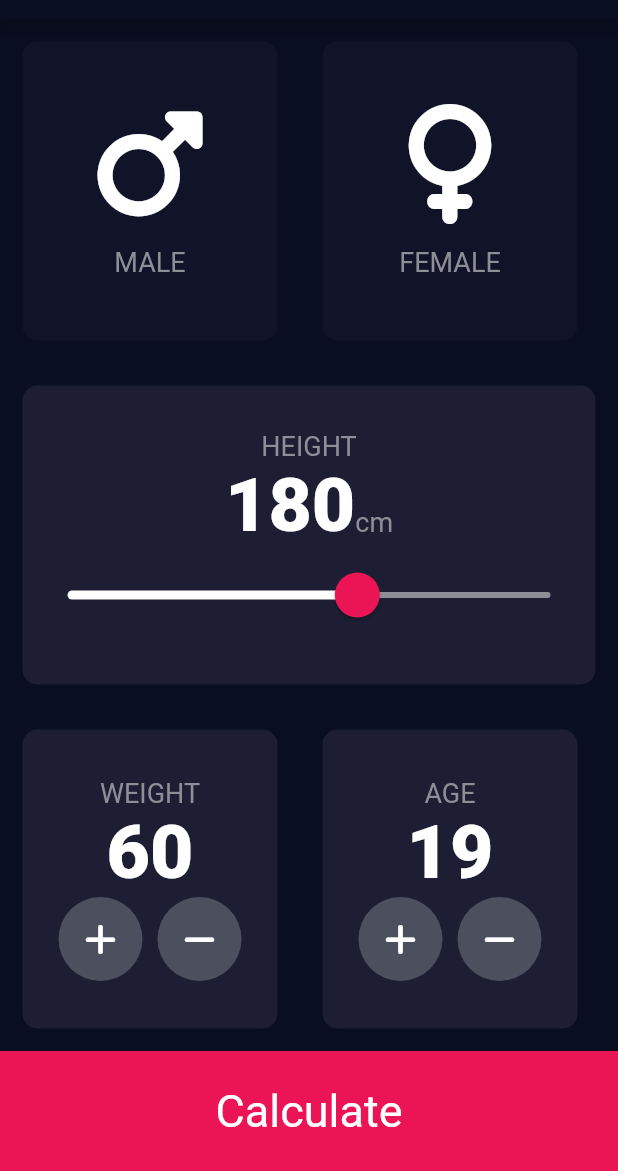
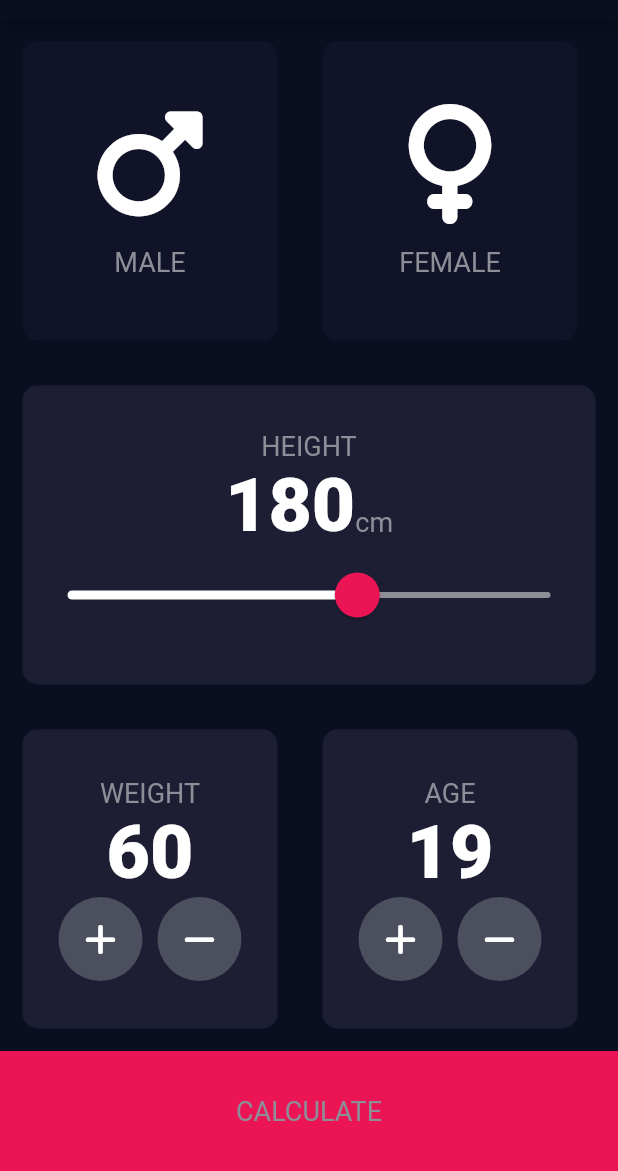
Before and after one commit to naveeez10/BMI_Calculator, a Flutter app: the screen it shows after launch, on a phone screen of 412 x 824 dp, the part 65-1236 px from its top. Run offline on Flutter 3.47's test engine with Material 2 defaults, Android fonts, the phone set to English and light mode, and no system bars; our stand-ins replace font_awesome_flutter.

```diff
--- /dev/null
+++ b/lib/bottombutton.dart
@@ -0,0 +1,21 @@
+import 'package:flutter/material.dart';
+import 'constants.dart';
+import 'reusablecard.dart';
+import 'resultspage.dart';
+class BottomButton extends StatelessWidget {
+  BottomButton({required this.onTap, required this.txt});
+  VoidCallback onTap;
+  Text txt;
+  @override
+  Widget build(BuildContext context) {
+    return GestureDetector(
+      onTap: onTap,
+      child: Container(
+        color: bottomcardcolor,
+        child: Center(child: txt),
+        width: double.infinity,
+        height: 80,
+      )
+    );
+  }
+}
--- a/lib/input_page.dart
+++ b/lib/input_page.dart
@@ -4,6 +4,8 @@ import 'Iconcontent.dart';
 import 'reusablecard.dart';
 import 'constants.dart';
 import 'roundIconbutton.dart';
+import 'resultspage.dart';
+import 'bottombutton.dart';
 
 class InputPage extends StatefulWidget {
   @override
@@ -54,6 +56,7 @@ class _InputPageState extends State<InputPage> {
                 });
               },
               child: Reusable(
+                width: 170,
                 colour: malecardcolor,
                 cardchild: IconContent(
                   gendicon: FontAwesomeIcons.mars,
@@ -68,6 +71,7 @@ class _InputPageState extends State<InputPage> {
                 });
               },
               child: Reusable(
+                width: 170,
                 colour: femalecardcolor,
                 cardchild: IconContent(
                     gendicon: FontAwesomeIcons.venus, label: 'FEMALE'),
@@ -78,6 +82,7 @@ class _InputPageState extends State<InputPage> {
             child: Container(
               width: double.infinity,
               child: Reusable(
+                  width: 170,
                   colour: activeCardcolor,
                   cardchild: Column(
                     mainAxisAlignment: MainAxisAlignment.center,
@@ -133,6 +138,7 @@ class _InputPageState extends State<InputPage> {
             children: [
               Reusable(
                 colour: activeCardcolor,
+                width: 170,
                 cardchild: Column(
                   mainAxisAlignment: MainAxisAlignment.center,
                   children: [
@@ -166,6 +172,7 @@ class _InputPageState extends State<InputPage> {
               ),
               Reusable(
                 colour: activeCardcolor,
+                width: 170,
                 cardchild: Column(
                   mainAxisAlignment: MainAxisAlignment.center,
                   children: [
@@ -199,15 +206,9 @@ class _InputPageState extends State<InputPage> {
               )
             ],
           )),
-          Container(
-            color: bottomcardcolor,
-            child: Center(child: Text("Calculate",style: TextStyle(
-              color: Colors.white,
-              fontSize: 30
-            ),)),
-            width: double.infinity,
-            height: 80,
-          )
+          BottomButton(onTap: (){
+            Navigator.push(context, MaterialPageRoute(builder: (context) => Resultspage()));
+          },txt: Text('CALCULATE',style: labeltextstyle,),)
         ],
       ),
     );
--- a/lib/reusablecard.dart
+++ b/lib/reusablecard.dart
@@ -3,7 +3,8 @@ class Reusable extends StatelessWidget {
 
   Color colour;
   Widget? cardchild;
-  Reusable({required this.colour,this.cardchild});
+  double? width;
+  Reusable({required this.colour,this.cardchild,this.width});
   @override
   Widget build(BuildContext context) {
     return Container(
@@ -14,7 +15,7 @@ class Reusable extends StatelessWidget {
         borderRadius: BorderRadius.circular(10),
       ),
       // height: 200,
-      width: 170,
+      width : width,
     );
   }
 }
```
Also changed, not shown: lib/constants.dart (+17 -0 lines), lib/resultspage.dart (added, +50 -0 lines).
